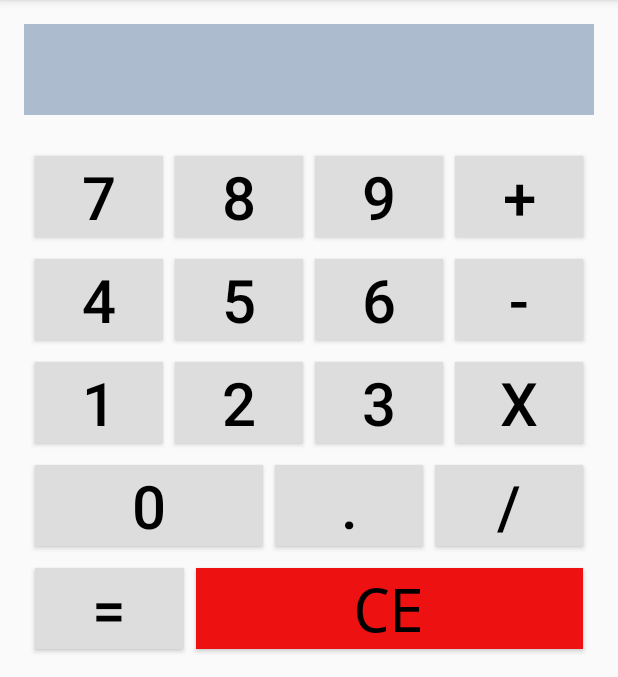
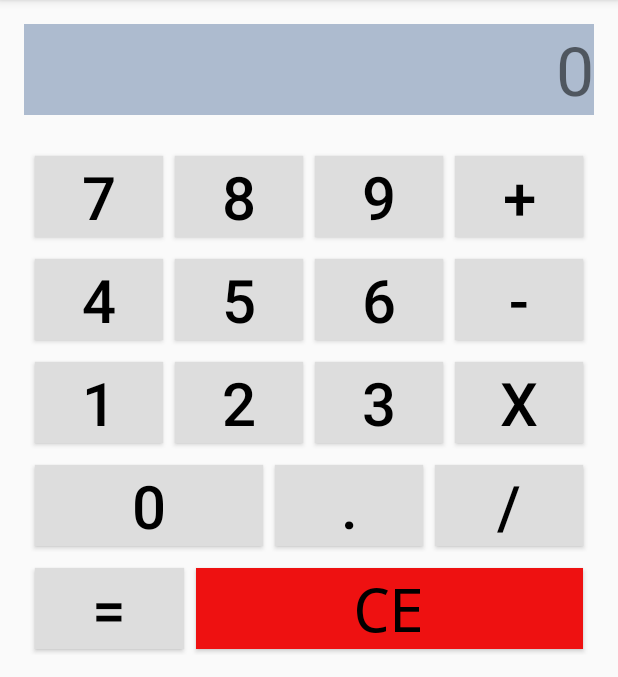
Before and after one commit to javacasm/temarioAndroid, an Android app: the screen it shows after launch (MainActivity), after a tap on an icon or button, on a phone screen of 412 x 824 dp, the part 84-761 px from its top. Run offline under Robolectric (Android 15) with nearby library versions, the phone set to English and light mode, and no system bars.

```diff
--- a/app/src/main/java/com/cep/javacasm/calculadora233/MainActivity.java
+++ b/app/src/main/java/com/cep/javacasm/calculadora233/MainActivity.java
@@ -35,7 +35,8 @@ public class MainActivity extends ActionBarActivity {
     // Realiza las tareas de borrado completo
     public void pulsacionCE(View v)
     {
-           tvResultado.setText("");
+        String strTextoInicial=getString(R.string.valorInicialCajaDeTexto);
+        tvResultado.setText(strTextoInicial);
     }
 
 
@@ -61,9 +62,6 @@ public class MainActivity extends ActionBarActivity {
         else
             strValorNuevo=strValorAntiguo+strBtText;
 
-
-
-
         if(strValorNuevo.length() <= iLongitudMaxima)
         {
             tvResultado.setText(strValorNuevo);
@@ -80,18 +78,19 @@ public class MainActivity extends ActionBarActivity {
     public void pulsacionOperador(View v)
     { // Se ha pulsado el operador  ....
 
+        try {
+            // Recuperamos el operando 1 1
+            String strValorOperador1 = tvResultado.getText().toString();
+            operando1 = Integer.parseInt(strValorOperador1);
 
-        // Recuperamos el operando 1 1
-        String strValorOperador1=tvResultado.getText().toString();
-        operando1=Integer.parseInt(strValorOperador1);
+            // Guardamos el operador pulsado
+            idOperacion = v.getId();
 
-        // Guardamos el operador pulsado
-        idOperacion=v.getId();
-
-        // borrar texto
-
-        pulsacionCE(v);
-
+            // borrar texto
+            pulsacionCE(v);
+        }
+        catch (Exception e)
+        { Toast.makeText(this,R.string.error,Toast.LENGTH_LONG).show();}
      }
 
     // Se ha pulsado el operador =
--- a/app/src/main/res/layout/activity_main.xml
+++ b/app/src/main/res/layout/activity_main.xml
@@ -14,7 +14,7 @@
         <TextView
             android:layout_width="wrap_content"
             android:layout_height="wrap_content"
-            android:text=""
+            android:text="@string/valorInicialCajaDeTexto"
             android:id="@+id/tvResultado"
             android:textSize="45dp"
             android:layout_marginBottom="20dp"
--- a/app/src/main/res/values/strings.xml
+++ b/app/src/main/res/values/strings.xml
@@ -27,4 +27,6 @@
     <string name="noImplementado">No implementado</string>
     <string name="longitudMaxima">Longitud máxima</string>
     <string name="divisionPorCero">No se puede dividir por 0</string>
+    <string name="error">Se ha producido un error</string>
+    <string name="valorInicialCajaDeTexto">0</string>
 </resources>
```
